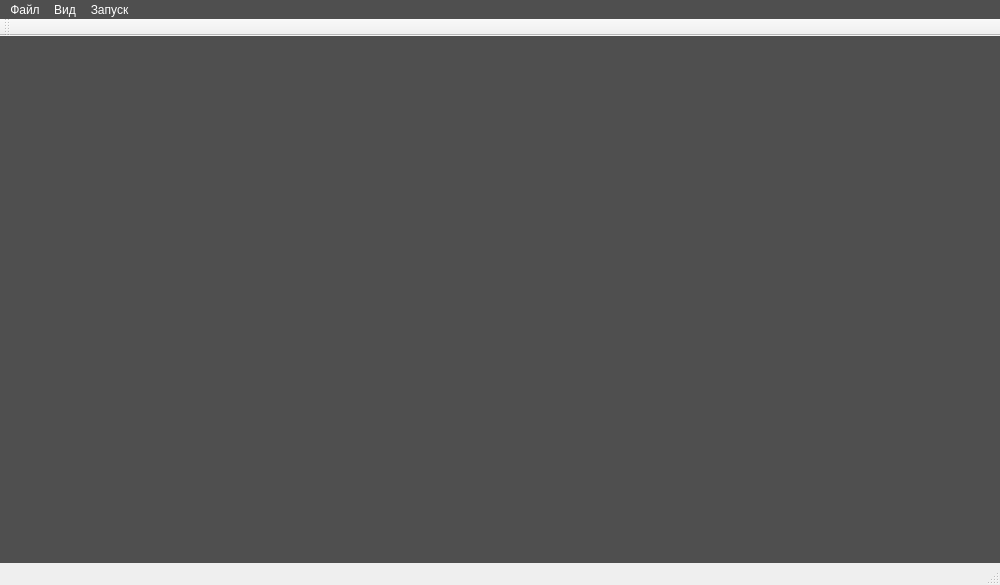
Old version of the form smartcode.ui in the repository shotInLeg/SmartCode.
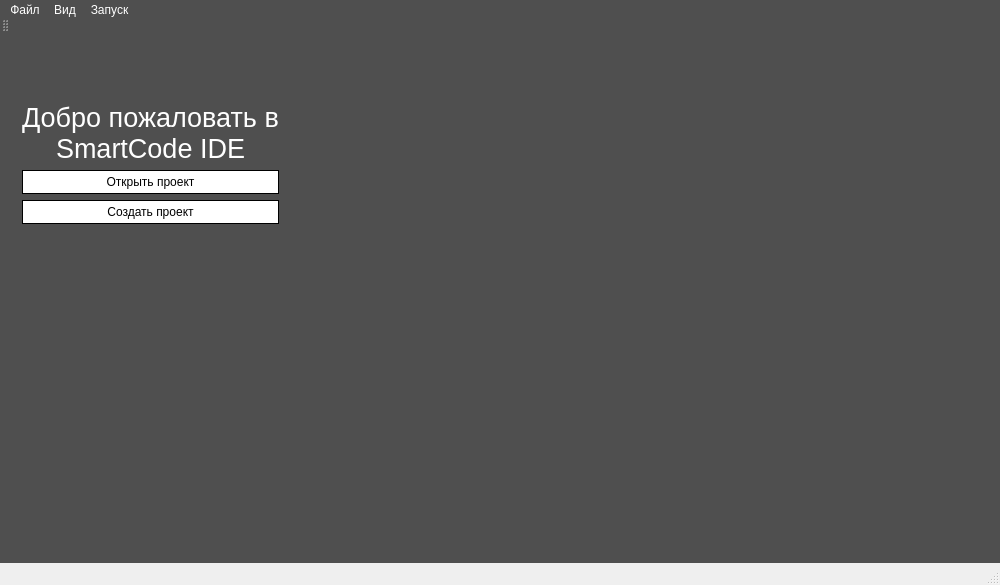
New version of the form.

```diff
--- a/smartcode.ui
+++ b/smartcode.ui
@@ -26,7 +26,25 @@
    <string>SmartCode</string>
   </property>
   <property name="styleSheet">
-   <string notr="true">QMenuBar
+   <string notr="true">QWidget#centralWidget, QWidget#workPage, QWidget#welcomePage
+{
+	background-color: rgb(79, 79, 79);
+	selection-background-color: rgb(54, 122, 255);
+	color: rgb(255, 255, 255);
+}
+QPlainTextEdit#pteCodeEditor
+{
+	background-color: rgb(79, 79, 79);
+	color: rgb(255, 255, 255);
+	border: 0xp solid black;
+}
+QToolBar
+{
+        border: 1px transparent #393838;
+    background-color: rgb(79, 79, 79);
+    font-weight: bold;
+}
+QMenuBar
 {
     background-color: rgb(79, 79, 79);
     color: rgb(255, 255, 255);
@@ -50,24 +68,59 @@
     color: black;
     margin-bottom:-1px;
     padding-bottom:1px;
+}
+QLabel
+{
+	color: rgb(255, 255, 255);
+}
+QPushButton
+{
+	background-color: rgb(255, 255, 255);
+	color: rgb(0, 0, 0);
+	border: 1px solid black;
+	padding: 4px;
+}
+QPushButton:hover
+{
+	background-color: rgb(54, 122, 255);
+	color: rgb(255, 255, 255);
 }</string>
   </property>
   <widget class="QWidget" name="centralWidget">
    <property name="styleSheet">
-    <string notr="true">background-color: rgb(79, 79, 79);
-selection-background-color: rgb(54, 122, 255);
-color: rgb(255, 255, 255);</string>
+    <string notr="true"/>
    </property>
-   <layout class="QHBoxLayout" name="horizontalLayout_2" stretch="0,3">
+   <layout class="QHBoxLayout" name="horizontalLayout_2" stretch="0">
+    <property name="topMargin">
+     <number>50</number>
+    </property>
     <item>
-     <layout class="QHBoxLayout" name="horizontalLayout">
+     <widget class="QStackedWidget" name="swPages">
+      <property name="currentIndex">
+       <number>1</number>
+      </property>
+      <widget class="QWidget" name="workPage">
+       <layout class="QHBoxLayout" name="workPageLayout">
       <property name="rightMargin">
-       <number>0</number>
+         <number>9</number>
       </property>
       <item>
+         <widget class="QWidget" name="wProjectStruct" native="true">
+          <property name="minimumSize">
+           <size>
+            <width>200</width>
+            <height>0</height>
+           </size>
+          </property>
+          <property name="maximumSize">
+           <size>
+            <width>200</width>
+            <height>16777215</height>
+           </size>
+          </property>
        <layout class="QVBoxLayout" name="verticalLayout" stretch="0,2">
         <property name="rightMargin">
-         <number>0</number>
+            <number>1</number>
         </property>
         <property name="bottomMargin">
          <number>20</number>
@@ -115,8 +168,7 @@
          </spacer>
         </item>
        </layout>
-      </item>
-     </layout>
+         </widget>
     </item>
     <item>
      <layout class="QHBoxLayout" name="textBoxLayout">
@@ -124,6 +176,88 @@
        <number>0</number>
       </property>
      </layout>
+        </item>
+       </layout>
+       <zorder>wProjectStruct</zorder>
+       <zorder></zorder>
+      </widget>
+      <widget class="QWidget" name="welcomePage">
+       <layout class="QHBoxLayout" name="horizontalLayout_3" stretch="1,2,2">
+        <property name="topMargin">
+         <number>20</number>
+        </property>
+        <item>
+         <layout class="QVBoxLayout" name="welcomeCol_1">
+          <item>
+           <widget class="QLabel" name="lSmartCodeIDE">
+            <property name="font">
+             <font>
+              <pointsize>20</pointsize>
+             </font>
+            </property>
+            <property name="text">
+             <string>Добро пожаловать в
+SmartCode IDE</string>
+            </property>
+            <property name="alignment">
+             <set>Qt::AlignCenter</set>
+            </property>
+           </widget>
+          </item>
+          <item>
+           <widget class="QPushButton" name="bOpenProject">
+            <property name="text">
+             <string>Открыть проект</string>
+            </property>
+           </widget>
+          </item>
+          <item>
+           <widget class="QPushButton" name="bCreateProject">
+            <property name="text">
+             <string>Создать проект</string>
+            </property>
+           </widget>
+          </item>
+          <item>
+           <spacer name="verticalSpacer_2">
+            <property name="orientation">
+             <enum>Qt::Vertical</enum>
+            </property>
+            <property name="sizeHint" stdset="0">
+             <size>
+              <width>20</width>
+              <height>40</height>
+             </size>
+            </property>
+           </spacer>
+          </item>
+         </layout>
+        </item>
+        <item>
+         <layout class="QVBoxLayout" name="weclomeCol_2">
+          <item>
+           <widget class="QLabel" name="label">
+            <property name="text">
+             <string/>
+            </property>
+           </widget>
+          </item>
+         </layout>
+        </item>
+        <item>
+         <layout class="QVBoxLayout" name="welcomeCol_3">
+          <item>
+           <widget class="QLabel" name="label_2">
+            <property name="text">
+             <string/>
+            </property>
+           </widget>
+          </item>
+         </layout>
+        </item>
+       </layout>
+      </widget>
+     </widget>
     </item>
    </layout>
   </widget>
```
Lines whose indentation alone changed are shown as unchanged.
